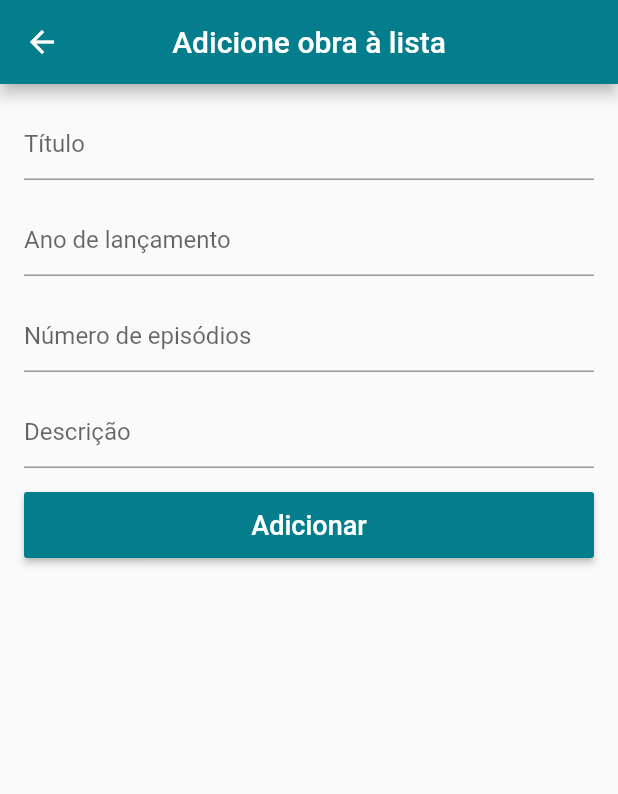
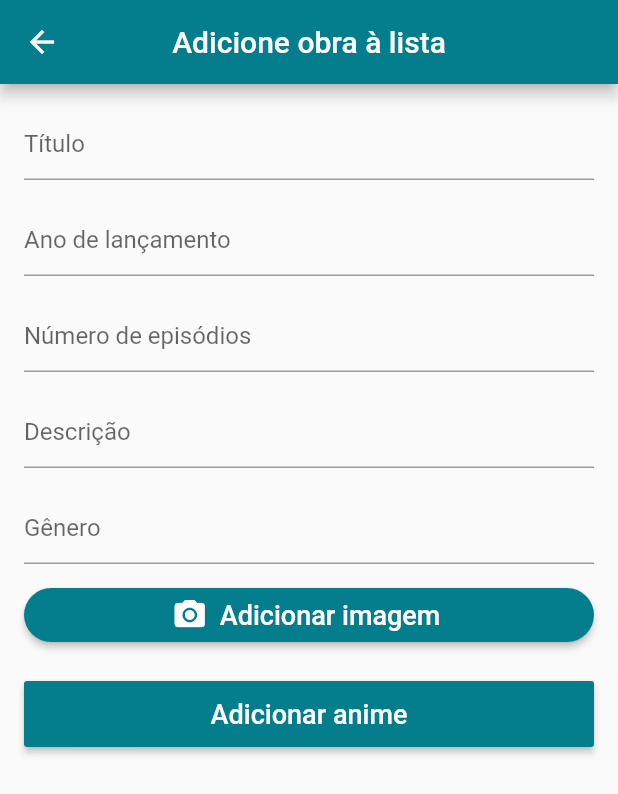
Before and after one commit to IgorGarciaCosta/Clothing_Virtual_Store, a Flutter app: the TelaDeAdicao screen opened directly, on a phone screen of 412 x 824 dp. Shown: the top 794 px of the screen. Run offline on Flutter 3.47's test engine with Material 2 defaults, Android fonts, the phone set to English and light mode, and no system bars; our stand-ins replace carousel_pro, cloud_firestore, firebase_auth, image_picker, transparent_image; accounts and stored records are empty.

Commit message:
adição de item novo no banco de dados

```diff
--- a/lib/models/fav_model.dart
+++ b/lib/models/fav_model.dart
@@ -36,7 +36,7 @@ class FavModel extends Model{
     }
 
     if(repetidos ==0){
-      print("\nnão houve reptidos");
+      print("\nnão houve repetidos");
       products.add(favProducts);
       Firestore.instance.collection("users").document(user.firebaseUser.uid)
           .collection("fav").add(favProducts.toMap()).
--- a/lib/models/user_models.dart
+++ b/lib/models/user_models.dart
@@ -6,6 +6,7 @@ import 'package:flutter/material.dart';
 class UserModel extends Model{
   //obs: Model é um objeto que guarda os estados de algo
   //nesse caso, os estados do login do app
+
 
   FirebaseAuth _auth = FirebaseAuth.instance;
   FirebaseUser firebaseUser;
--- a/lib/screens/tela_de_adicao.dart
+++ b/lib/screens/tela_de_adicao.dart
@@ -1,5 +1,9 @@
+import 'dart:io';
 import 'package:flutter/cupertino.dart';
 import 'package:flutter/material.dart';
+import 'package:flutter/cupertino.dart';
+import 'package:image_picker/image_picker.dart';
+import 'package:loja_three/models/item_model.dart';
 
 class TelaDeAdicao extends StatefulWidget {
   @override
@@ -15,6 +19,7 @@ class _TelaDeAdicaoState extends State<TelaDeAdicao> {
   int year;
   int size;
   List images;
+  String genero;
 
   final _formKey = GlobalKey<FormState>();
   final _scaffoldKey = GlobalKey<ScaffoldState>();
@@ -23,6 +28,9 @@ class _TelaDeAdicaoState extends State<TelaDeAdicao> {
   final _descriptionController = TextEditingController();
   final _yearController = TextEditingController();
   final _sizeController = TextEditingController();
+  final _genreController = TextEditingController();
+  File imagemGlobal = null;
+  Future<File> imagemFuture = null;
   @override
   Widget build(BuildContext context) {
     return Scaffold(
@@ -45,6 +53,7 @@ class _TelaDeAdicaoState extends State<TelaDeAdicao> {
               TextFormField(
                 controller: _titleController,
                 decoration: InputDecoration(hintText: "Título"),
+                maxLines: null,
               ),
 
               SizedBox(height: 16.0),
@@ -52,6 +61,7 @@ class _TelaDeAdicaoState extends State<TelaDeAdicao> {
               TextFormField(
                 controller: _yearController,
                 decoration: InputDecoration(hintText: "Ano de lançamento"),
+                maxLines: null,
               ),
 
               SizedBox(height: 16.0),
@@ -59,6 +69,7 @@ class _TelaDeAdicaoState extends State<TelaDeAdicao> {
               TextFormField(
                 controller: _sizeController,
                 decoration: InputDecoration(hintText: "Número de episódios"),
+                maxLines: null,
               ),
 
               SizedBox(height: 16.0),
@@ -66,16 +77,79 @@ class _TelaDeAdicaoState extends State<TelaDeAdicao> {
               TextFormField(
                 controller: _descriptionController,
                 decoration: InputDecoration(hintText: "Descrição"),
+                maxLines: null,
               ),
 
-              SizedBox(height: 16.0),
+              SizedBox(height: 16.0,),
+
+              TextFormField(
+                controller: _genreController,
+                decoration: InputDecoration(hintText: "Gênero"),
+                maxLines: null,
+              ),
+
+              SizedBox(height: 16.0,),
+
+              SizedBox(
+              height: 36.0,
+
+              child: imagemGlobal==null?
+
+                RaisedButton.icon(
+                  onPressed: () async{
+                    final File imgFile = await ImagePicker.pickImage(source: ImageSource.gallery);
+                    imagemGlobal = imgFile;
+                    setState(() {
+
+                    });
+
+                  },
+
+                  label: Text(
+                    "Adicionar imagem",
+                    style: TextStyle(fontSize: 18.0),
+                  ),
+                  textColor: Colors.white,
+                  shape: RoundedRectangleBorder(
+                    borderRadius: BorderRadius.circular(18.0),
+                  ),
+
+                  icon: Icon(Icons.camera_alt),
+                  color: Theme.of(context).primaryColor,
+                ):
+
+                RaisedButton.icon(
+                    onPressed: () async{
+                      final File imgFile = await ImagePicker.pickImage(source: ImageSource.gallery);
+                      imagemGlobal = imgFile;
+                      setState(() {
+
+                      });
+
+                    },
+
+                    label: Text(
+                    "Imagem adicionada",
+                    style: TextStyle(fontSize: 18.0),),
+                    textColor: Colors.white,
+                    shape: RoundedRectangleBorder(
+                      borderRadius: BorderRadius.circular(18.0),
+                    ),
+
+                    icon: Icon(Icons.check),
+                    color: Colors.green,
+                ),
+          ),
+
+
+              SizedBox(height: 26.0),
 
               SizedBox(
                 height: 44.0,
 
                 child: RaisedButton(
                   child: Text(
-                    "Adicionar",
+                    "Adicionar anime",
                     style: TextStyle(fontSize: 18.0),
                   ),
                   textColor: Colors.white,
@@ -85,31 +159,39 @@ class _TelaDeAdicaoState extends State<TelaDeAdicao> {
                     print("clicou!");
                     switch (validate()){
                       case "title":
-                        print("t");
                         onFail("Título");
                         break;
 
                       case "year":
-                        print("y");
                         onFail("Ano de lançamento");
                         break;
 
                       case "size":
-                        print("s");
                         onFail("Número de episódios");
                         break;
                       case "description":
-                        print("d");
                         onFail("Descrição");
                         break;
+
+
+                      case "genero":
+                        onFail("genero");
+                        break;
+
                       case "preenchidos":
                         print("p");
-                        onSuccess();
+                        onSuccess(_genreController.text);
                         break;
                     }
+
+
+
+
                   },
                 ),
-              )
+              ),
+
+
 
             ],
           )
@@ -117,11 +199,23 @@ class _TelaDeAdicaoState extends State<TelaDeAdicao> {
     );
   }
 
+
+
+
+  bool validaImg(File imgFile){
+    if(imgFile==null){
+      return false;
+    }
+    else return true;
+
+  }
+
   String validate(){
     String title = _titleController.text;
     String size = _sizeController.text;
     String year = _yearController.text;
     String descrption = _descriptionController.text;
+    String generoDigitado = _genreController.text;
     if((title=='')){
       return "title";
     }
@@ -137,11 +231,30 @@ class _TelaDeAdicaoState extends State<TelaDeAdicao> {
       return "description";
     }
 
+    else if((generoDigitado == '')){
+      return "genero";
+    }
+
 
     else return "preenchidos";
   }
 
   void onFail(campo){
+
+    if(!validaImg(imagemGlobal)){//se não tiver img
+      print("sem img");
+      _scaffoldKey.currentState.showSnackBar(
+        SnackBar(
+          content:
+          Text("Preencha o campo '${campo}' e adicione uma imagem"),
+          backgroundColor:Colors.redAccent,
+          duration: Duration(seconds: 2),
+        ),
+      );
+    }
+
+    else if(validaImg(imagemGlobal)){//se tiver img
+      print("com img");
       _scaffoldKey.currentState.showSnackBar(
         SnackBar(
           content:
@@ -152,7 +265,23 @@ class _TelaDeAdicaoState extends State<TelaDeAdicao> {
       );
     }
 
-  void onSuccess(){
+
+  }
+
+  void onSuccess(String genero){
+    ItemModel addItem = ItemModel();//instancio ItemModel
+    //Map<String, dynamic> dadosDoItem = addItem.itemData;
+
+    Map<String, dynamic>dadosDoItem = {//passo os dados obtidos pro dadosDoItem
+      "title":_titleController.text,
+      "year":_yearController.text,
+      "size":_sizeController.text,
+      "description":_descriptionController.text,
+    };
+
+
+    addItem.adicionaItemNoBanco(itemData: dadosDoItem, genero: genero);//mando os dados pra função de adicionar no banco
+
     _scaffoldKey.currentState.showSnackBar(
       SnackBar(
         content:
--- a/pubspec.yaml
+++ b/pubspec.yaml
@@ -28,6 +28,9 @@ dependencies:
   scoped_model: ^1.0.1
   firebase_auth: ^0.11.1+12
   url_launcher: ^5.1.1
+
+  image_picker: 0.6.7+4
+
   flutter:
     sdk: flutter
 
```
Also changed, not shown: lib/models/item_model.dart (added, +22 -0 lines), pubspec.lock. Lines whose indentation alone changed are shown as unchanged.
